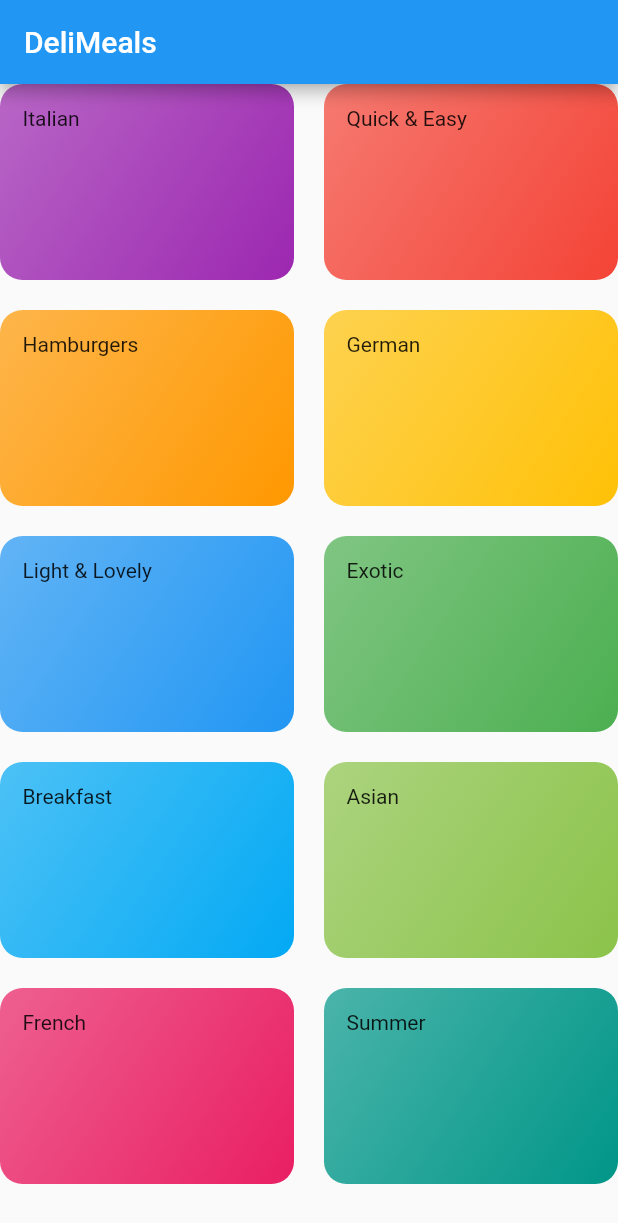
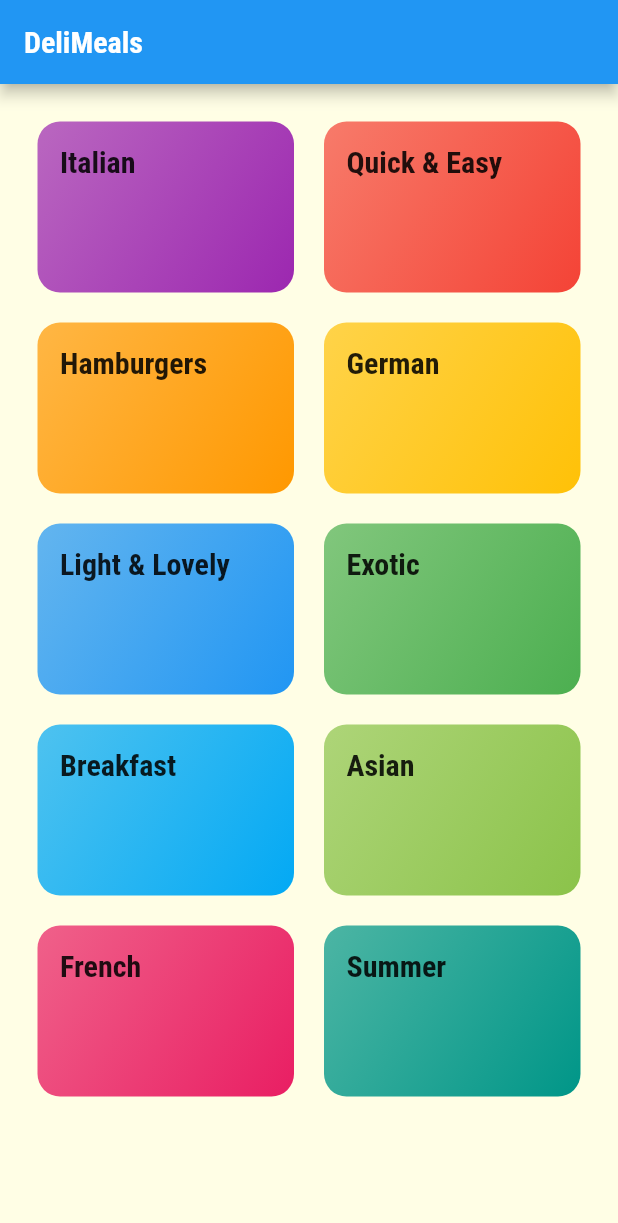
Before and after one commit to soulandbone/foods_app, a Flutter app: the screen it shows after launch, on a phone screen of 412 x 824 dp. Shown: the top 1223 px of the screen. Run offline on Flutter 3.47's test engine with Material 2 defaults, Android fonts, the phone set to English and light mode, and no system bars.

Commit message:
Added fonts, and general basic theming of the app

```diff
--- a/lib/categories_screen.dart
+++ b/lib/categories_screen.dart
@@ -12,6 +12,7 @@
           title: const Text('DeliMeals'),
         ),
         body: GridView(
+            padding: EdgeInsets.all(25),
             children: DUMMY_CATEGORIES
                 .map((e) => CategoryItem(e.title, e.color))
                 .toList(),
--- a/lib/category_item.dart
+++ b/lib/category_item.dart
@@ -10,7 +10,10 @@
   Widget build(BuildContext context) {
     return Container(
       padding: const EdgeInsets.all(15),
-      child: Text(text),
+      child: Text(
+        text,
+        style: Theme.of(context).textTheme.headline6,
+      ),
       decoration: BoxDecoration(
           gradient: LinearGradient(
               colors: [color.withOpacity(0.7), color],
--- a/lib/main.dart
+++ b/lib/main.dart
@@ -13,6 +13,18 @@
     return MaterialApp(
       title: 'Deli Meals',
       theme: ThemeData(
+        primaryColor: Colors.pink,
+        accentColor: Colors.amber,
+        canvasColor: Color.fromRGBO(255, 254, 229, 1),
+        fontFamily: 'Raleway',
+        appBarTheme: AppBarTheme(),
+        textTheme: ThemeData.light().textTheme.copyWith(
+            headline1: TextStyle(color: Color.fromRGBO(20, 51, 51, 1)),
+            headline2: TextStyle(color: Color.fromRGBO(20, 51, 51, 1)),
+            headline6: TextStyle(
+                fontSize: 20,
+                fontFamily: 'RobotoCondensed',
+                fontWeight: FontWeight.bold)),
         primarySwatch: Colors.blue,
       ),
       home: CategoryScreen(),
```
Also changed, not shown: pubspec.yaml (+18 -4 lines), assets/fonts/Raleway-Black.ttf (added), assets/fonts/Raleway-Bold.ttf (added), assets/fonts/Raleway-Regular.ttf (added), assets/fonts/RobotoCondensed-Bold.ttf (added), assets/fonts/RobotoCondensed-Italic.ttf (added), assets/fonts/RobotoCondensed-Light.ttf (added), assets/fonts/RobotoCondensed-Regular.ttf (added).
